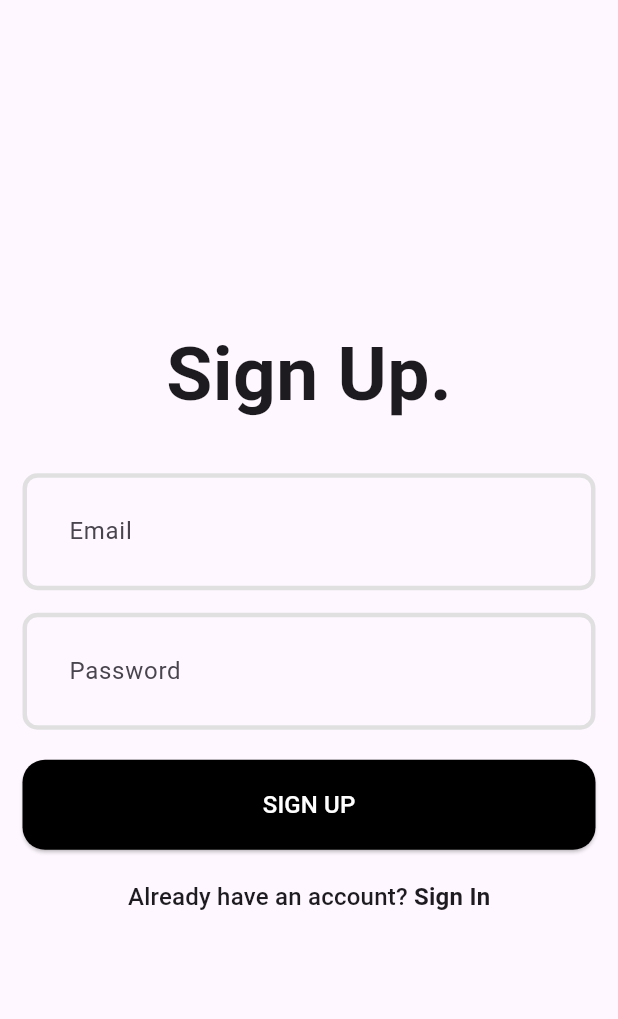
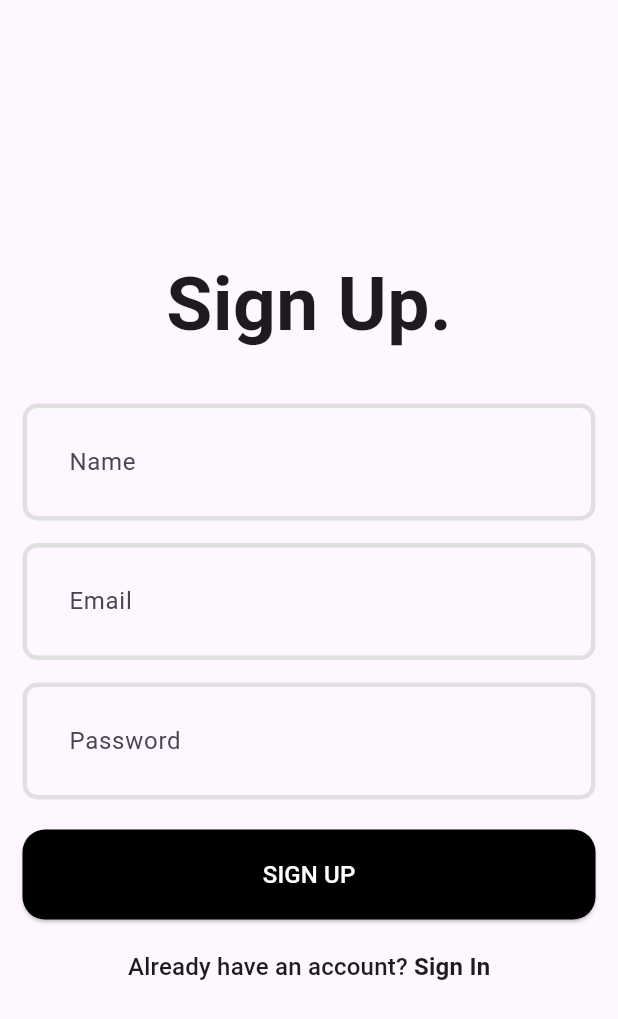
Before and after one commit to Subconsci0us/KYN, a Flutter app: the screen it shows after launch, after a tap on "SIGN UP", on a phone screen of 412 x 824 dp. Shown: the top 1019 px of the screen. Run offline on Flutter 3.47's test engine with Material 3 defaults, Android fonts, the phone set to English and light mode, and no system bars; our stand-ins replace cloud_firestore, firebase_auth, firebase_core; accounts and stored records are empty; network calls fail; Roboto replaces fonts that are missing (Cera Pro).

Commit message:
db integration with adding users to db

```diff
--- a/lib/auth/login_page.dart
+++ b/lib/auth/login_page.dart
@@ -1,6 +1,6 @@
 import 'package:firebase_auth/firebase_auth.dart';
 import 'package:flutter/material.dart';
-import 'package:kyn/core/navigation.dart';
+import 'package:kyn/core/navigation/navigation.dart';
 
 class LoginPage extends StatefulWidget {
   static route() => MaterialPageRoute(
--- a/lib/auth/sign_up_page.dart
+++ b/lib/auth/sign_up_page.dart
@@ -1,6 +1,9 @@
+import 'package:cloud_firestore/cloud_firestore.dart';
 import 'package:firebase_auth/firebase_auth.dart';
 import 'package:flutter/material.dart';
 import 'package:kyn/auth/login_page.dart';
+import 'package:kyn/core/constants/constants.dart';
+import 'package:kyn/models/user_model.dart';
 
 class SignUpPage extends StatefulWidget {
   static route() => MaterialPageRoute(
@@ -13,6 +16,9 @@ class SignUpPage extends StatefulWidget {
 }
 
 class _SignUpPageState extends State<SignUpPage> {
+
+
+  final nameController = TextEditingController();
   final emailController = TextEditingController();
   final passwordController = TextEditingController();
   final formKey = GlobalKey<FormState>();
@@ -24,18 +30,56 @@ class _SignUpPageState extends State<SignUpPage> {
     super.dispose();
   }
 
-  Future<void> createUserWithEmailAndPassword() async {
+  Future<void> createUserWithEmailAndPassword({
+    required String name,
+    required String email,
+    required String password,
+  }) async {
+
     try {
       final userCredential =
           await FirebaseAuth.instance.createUserWithEmailAndPassword(
         email: emailController.text.trim(),
         password: passwordController.text.trim(),
       );
+      final userModel = UserModel(
+        uid: userCredential.user!.uid,
+        name: name,
+        email: email,
+        profilePic: Constants.avatarDefault,
+        isAuthenticated: true,
+        karma: 0,
+        banner: Constants.avatarDefault,
+        userType: UserType.admin,
+      );
+
+      await creatingUserinDB(userModel);
+
       print(userCredential.user?.uid);
     } on FirebaseAuthException catch (e) {
       print(e.message);
     }
   }
+
+
+    Future<void> creatingUserinDB(UserModel userModel) async {
+  try {
+    await FirebaseFirestore.instance
+        .collection('users')
+        .doc(userModel.uid)
+        .set(userModel.toMap());
+  } catch (e) {
+    print('Failed to create user in DB: $e');
+  }
+}
+Stream<UserModel> getUserData(String uid) {
+    return FirebaseFirestore.instance.collection('users').doc(uid).snapshots().map(
+        (event) => UserModel.fromMap(event.data() as Map<String, dynamic>));
+  }
+
+
+
+
 
   @override
   Widget build(BuildContext context) {
@@ -57,6 +101,13 @@ class _SignUpPageState extends State<SignUpPage> {
               const SizedBox(height: 10),
               const SizedBox(height: 20),
               TextFormField(
+                controller: nameController,
+                decoration: const InputDecoration(
+                  hintText: 'Name',
+                ),
+              ),
+              const SizedBox(height: 15),
+              TextFormField(
                 controller: emailController,
                 decoration: const InputDecoration(
                   hintText: 'Email',
@@ -73,7 +124,9 @@ class _SignUpPageState extends State<SignUpPage> {
               const SizedBox(height: 20),
               ElevatedButton(
                 onPressed: () async {
-                  await createUserWithEmailAndPassword();
+                  await createUserWithEmailAndPassword(name: nameController.text.trim(),
+                                  email:emailController.text.trim(),
+                                  password:passwordController.text.trim(),);
                 },
                 child: const Text(
                   'SIGN UP',
--- /dev/null
+++ b/lib/core/constants/constants.dart
@@ -0,0 +1,21 @@
+class Constants {
+  static const List<String> topics = [
+    'Technology',
+    'Business',
+    'Programming',
+    'Entertainment',
+    'Health',
+    'Science',
+    'Sports',
+    'Politics',
+    'Education',
+    'Environment',
+  ];
+
+  static const noConnectionErrorMessage = 'Not connected to a network!';
+
+  static const bannerDefault =
+      'https://thumbs.dreamstime.com/b/abstract-stained-pattern-rectangle-background-blue-sky-over-fiery-red-orange-color-modern-painting-art-watercolor-effe-texture-123047399.jpg';
+  static const avatarDefault =
+      'https://external-preview.redd.it/5kh5OreeLd85QsqYO1Xz_4XSLYwZntfjqou-8fyBFoE.png?auto=webp&s=dbdabd04c399ce9c761ff899f5d38656d1de87c2';
+}
--- a/lib/main.dart
+++ b/lib/main.dart
@@ -3,7 +3,7 @@ import 'package:firebase_core/firebase_core.dart';
 import 'package:flutter/material.dart';
 import 'package:kyn/auth/sign_up_page.dart';
 import 'package:kyn/firebase_options.dart';
-import 'package:kyn/core/navigation.dart';
+import 'package:kyn/core/navigation/navigation.dart';
 
 void main() async {
   WidgetsFlutterBinding.ensureInitialized();
@@ -15,9 +15,6 @@ void main() async {
 
 class MyApp extends StatelessWidget {
   const MyApp({super.key});
-
-  // This widget is the root of your application.
-  @override
 
   @override
   Widget build(BuildContext context) {
--- /dev/null
+++ b/lib/models/user_model.dart
@@ -0,0 +1,109 @@
+enum UserType { admin, moderator, basic }
+
+class UserModel {
+  final String name;
+  final String email;
+  final String profilePic;
+  final String banner;
+  final String uid;
+  final bool isAuthenticated; // if guest or not
+  final int karma;
+
+  final UserType userType; // Updated from Enum to UserType
+
+  UserModel({
+    required this.name,
+    required this.email,
+    required this.profilePic,
+    required this.banner,
+    required this.uid,
+    required this.isAuthenticated,
+    required this.karma,
+    required this.userType,
+  });
+
+  UserModel copyWith({
+    String? name,
+    String? email,
+    String? profilePic,
+    String? banner,
+    String? uid,
+    bool? isAuthenticated,
+    int? karma,
+    UserType? userType, // Updated from Enum to UserType
+  }) {
+    return UserModel(
+      name: name ?? this.name,
+      email: email ?? this.email,
+      profilePic: profilePic ?? this.profilePic,
+      banner: banner ?? this.banner,
+      uid: uid ?? this.uid,
+      isAuthenticated: isAuthenticated ?? this.isAuthenticated,
+      karma: karma ?? this.karma,
+
+      userType: userType ?? this.userType, // Added userType field
+    );
+  }
+
+  Map<String, dynamic> toMap() {
+    return {
+      'name': name,
+      'email': email,
+      'profilePic': profilePic,
+      'banner': banner,
+      'uid': uid,
+      'isAuthenticated': isAuthenticated,
+      'karma': karma,
+
+      'userType': userType.name, // Convert enum to string
+    };
+  }
+
+  factory UserModel.fromMap(Map<String, dynamic> map) {
+    return UserModel(
+      name: map['name'] ?? '',
+      email: map['email'] ?? '',
+      profilePic: map['profilePic'] ?? '',
+      banner: map['banner'] ?? '',
+      uid: map['uid'] ?? '',
+      isAuthenticated: map['isAuthenticated'] ?? false,
+      karma: map['karma']?.toInt() ?? 0,
+      userType: UserType.values.firstWhere(
+        (e) => e.name == map['userType'],
+        orElse: () => UserType.basic, // Default value
+      ),
+    );
+  }
+
+  @override
+  String toString() {
+    return 'UserModel(name: $name, email: $email, profilePic: $profilePic, banner: $banner, uid: $uid, isAuthenticated: $isAuthenticated, karma: $karma, userType: $userType)';
+  }
+
+  @override
+  bool operator ==(Object other) {
+    if (identical(this, other)) return true;
+
+    return other is UserModel &&
+        other.name == name &&
+        other.email == email &&
+        other.profilePic == profilePic &&
+        other.banner == banner &&
+        other.uid == uid &&
+        other.isAuthenticated == isAuthenticated &&
+        other.karma == karma &&
+        other.userType == userType; // Check userType as well
+  }
+
+  @override
+  int get hashCode {
+    return name.hashCode ^
+        email.hashCode ^
+        profilePic.hashCode ^
+        banner.hashCode ^
+        uid.hashCode ^
+        isAuthenticated.hashCode ^
+        karma.hashCode ^
+        userType.hashCode; // Include userType in hash code
+  }
+}
--- a/pubspec.yaml
+++ b/pubspec.yaml
@@ -37,6 +37,7 @@ dependencies:
   cupertino_icons: ^1.0.8
   firebase_core: ^3.8.0
   firebase_auth: ^5.3.3
+  cloud_firestore: ^5.5.0
 
 dev_dependencies:
   flutter_test:
```
Also changed, not shown: lib/core/navigation/navigation.dart (renamed from lib/core/navigation.dart), pubspec.lock, 3 other files.
